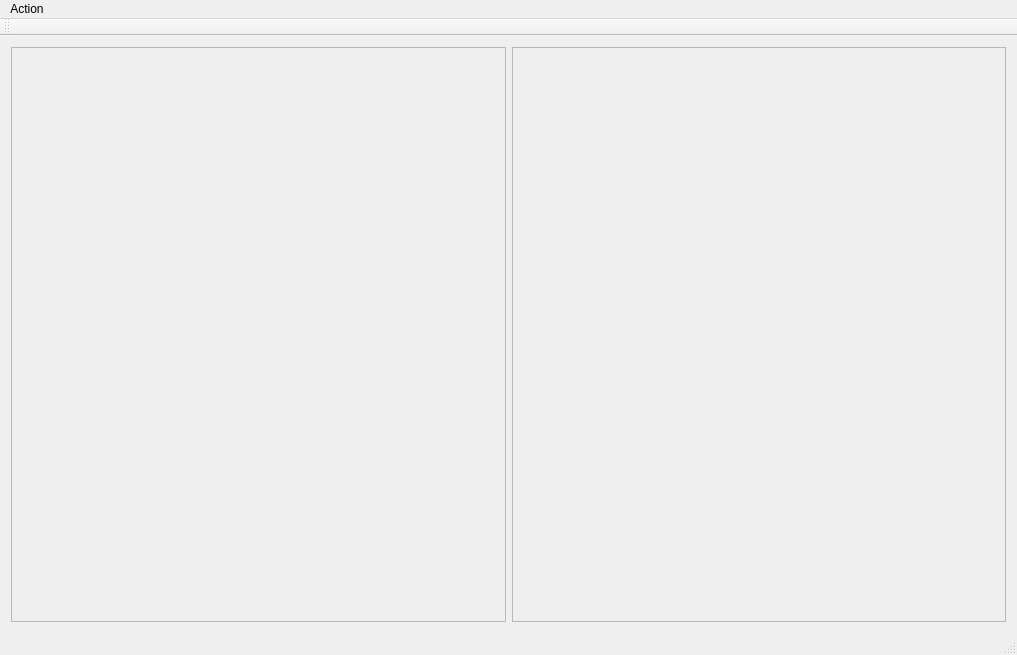
This is mainwindow.ui in ajordan5/robot-vacuum as Qt 5 draws it before an edit. The edited form follows.
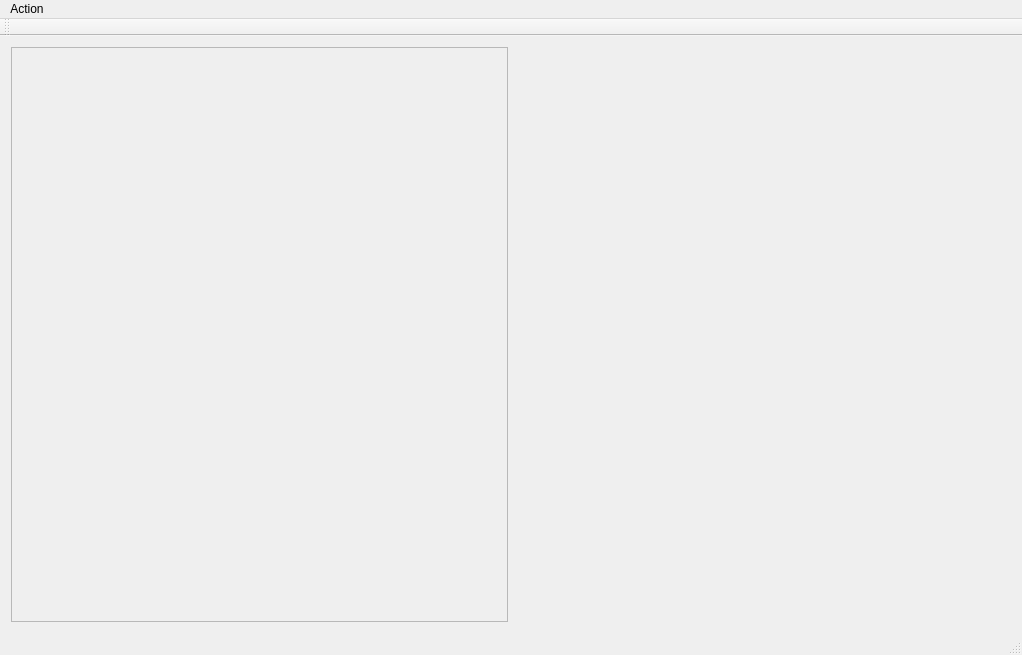
This is the edited form. Custom widgets are drawn as their Qt base class.

```diff
--- a/mainwindow.ui
+++ b/mainwindow.ui
@@ -6,7 +6,7 @@
    <rect>
     <x>0</x>
     <y>0</y>
-    <width>1017</width>
+    <width>1022</width>
     <height>655</height>
    </rect>
   </property>
@@ -26,13 +26,8 @@
      </widget>
     </item>
     <item row="0" column="1">
-     <widget class="QFrame" name="frame_2">
-      <property name="frameShape">
-       <enum>QFrame::StyledPanel</enum>
-      </property>
-      <property name="frameShadow">
-       <enum>QFrame::Raised</enum>
-      </property>
+     <widget class="MapPainter" name="widget" native="true">
+      <layout class="QGridLayout" name="gridLayout_2"/>
      </widget>
     </item>
    </layout>
@@ -42,7 +37,7 @@
     <rect>
      <x>0</x>
      <y>0</y>
-     <width>1017</width>
+     <width>1022</width>
      <height>22</height>
     </rect>
    </property>
@@ -75,6 +70,14 @@
   </action>
  </widget>
  <layoutdefault spacing="6" margin="11"/>
+ <customwidgets>
+  <customwidget>
+   <class>MapPainter</class>
+   <extends>QWidget</extends>
+   <header location="global">mappainter.h</header>
+   <container>1</container>
+  </customwidget>
+ </customwidgets>
  <resources/>
  <connections/>
 </ui>
```
